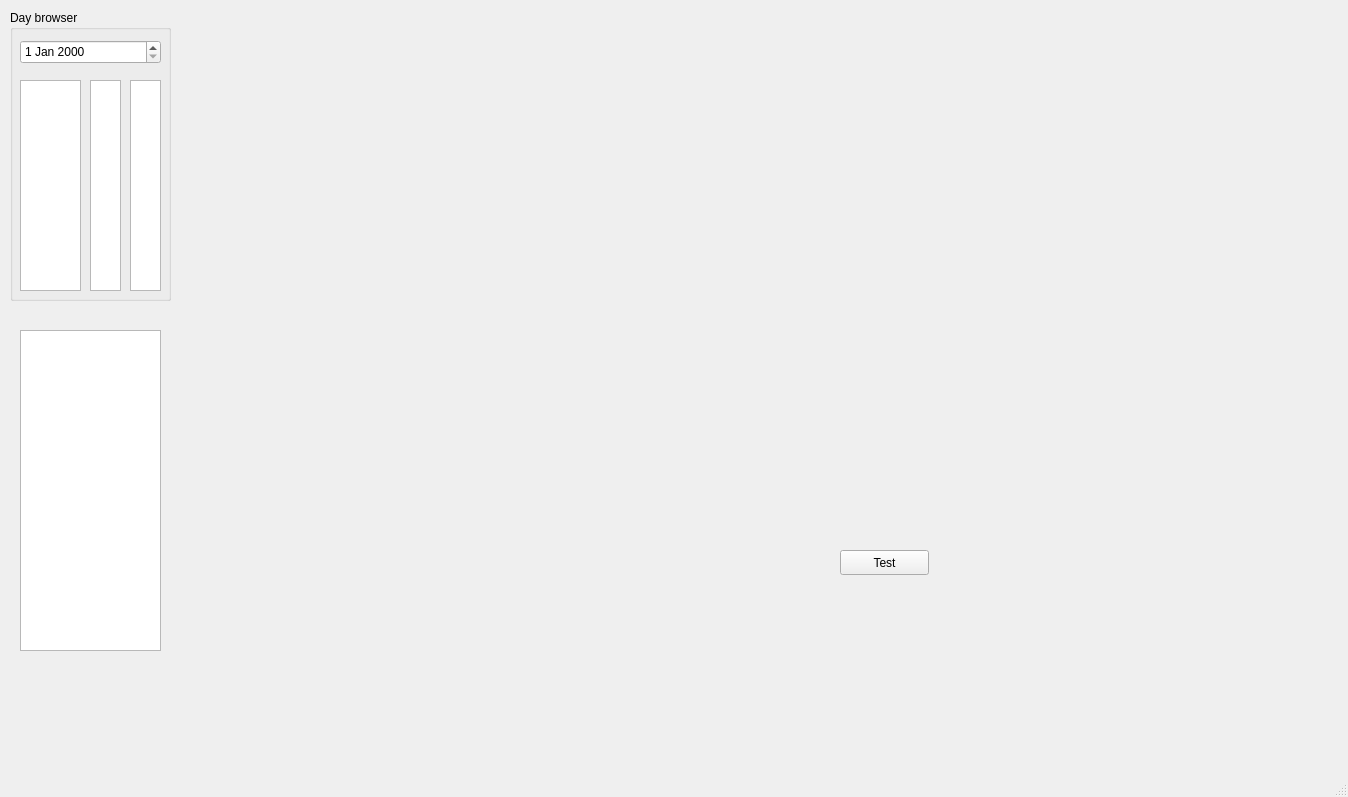
The window that gui/main.ui (adareau/HAL) describes before a commit, drawn with Qt 5.
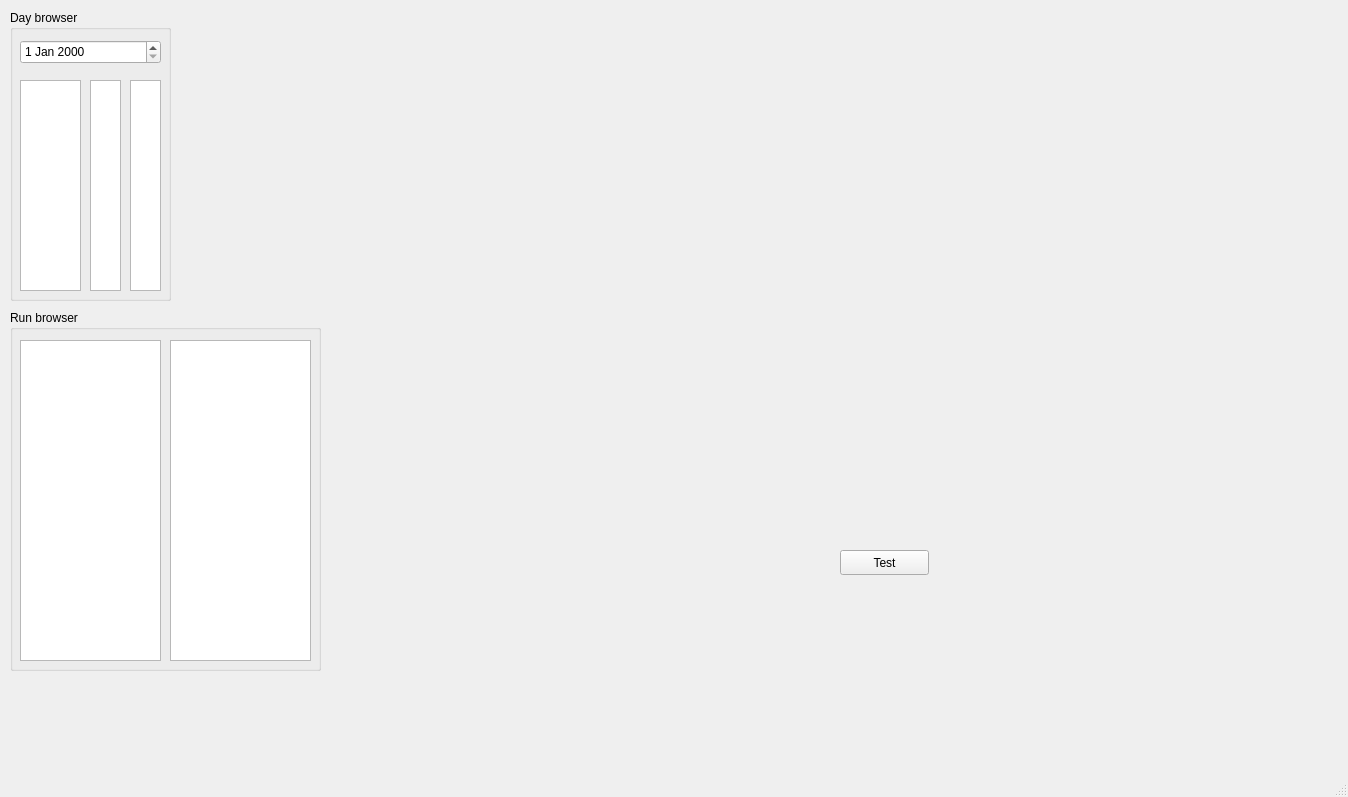
The same window after the commit.

Commit message: display day folder content

What changed in the file:
```diff
--- a/gui/main.ui
+++ b/gui/main.ui
@@ -27,16 +27,6 @@
      <string>Test</string>
     </property>
    </widget>
-   <widget class="QListWidget" name="fileList">
-    <property name="geometry">
-     <rect>
-      <x>20</x>
-      <y>330</y>
-      <width>141</width>
-      <height>321</height>
-     </rect>
-    </property>
-   </widget>
    <widget class="QGroupBox" name="dayBrowserBox">
     <property name="geometry">
      <rect>
@@ -90,6 +80,39 @@
      </property>
     </widget>
    </widget>
+   <widget class="QGroupBox" name="groupBox">
+    <property name="geometry">
+     <rect>
+      <x>10</x>
+      <y>310</y>
+      <width>311</width>
+      <height>361</height>
+     </rect>
+    </property>
+    <property name="title">
+     <string>Run browser</string>
+    </property>
+    <widget class="QListWidget" name="seqList">
+     <property name="geometry">
+      <rect>
+       <x>160</x>
+       <y>30</y>
+       <width>141</width>
+       <height>321</height>
+      </rect>
+     </property>
+    </widget>
+    <widget class="QListWidget" name="runList">
+     <property name="geometry">
+      <rect>
+       <x>10</x>
+       <y>30</y>
+       <width>141</width>
+       <height>321</height>
+      </rect>
+     </property>
+    </widget>
+   </widget>
   </widget>
   <widget class="QMenuBar" name="menubar">
    <property name="geometry">
```
The commit also changes 2 other files.
